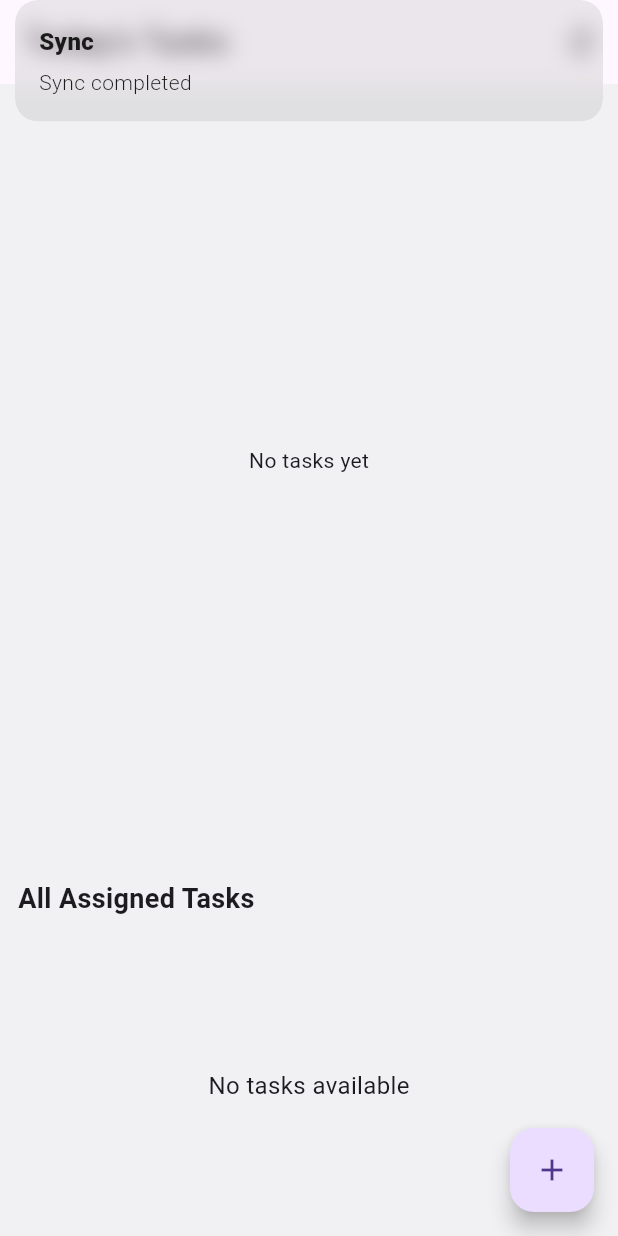
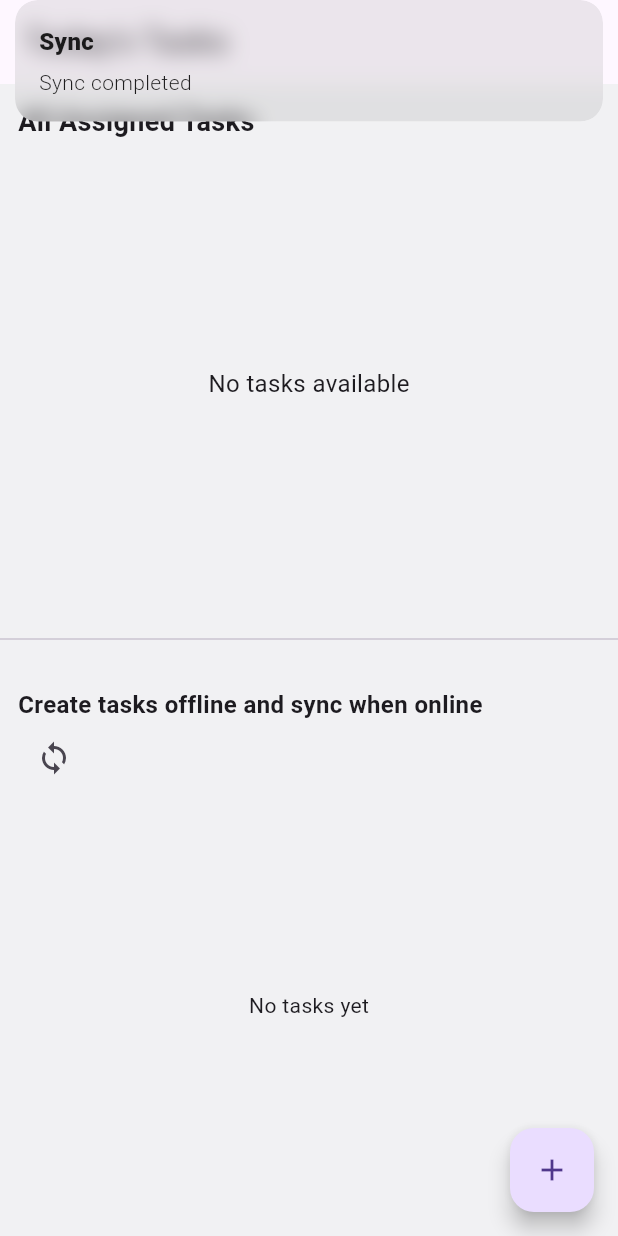
Before and after one commit to FoyzulHoque/field_task_app, a Flutter app: the screen it shows after launch, after a tap on the "sync" icon, on a phone screen of 412 x 824 dp. Run offline on Flutter 3.47's test engine with Material 3 defaults, Android fonts, the phone set to English and light mode, and no system bars; our stand-ins replace cloud_firestore, connectivity_plus, firebase_core, flutter_easyloading, flutter_screenutil, flutter_spinkit and 6 more; accounts and stored records are empty.

Commit message:
code organised , assigned task working with offline and ui chnages

```diff
--- a/lib/core/services/firebase/firebase_services.dart
+++ /dev/null
@@ -1,21 +0,0 @@
-import 'package:cloud_firestore/cloud_firestore.dart';
-import 'package:field_task_app/core/services/hive/model/task_model.dart';
-
-class FirebaseService {
-  final _fire = FirebaseFirestore.instance;
-
-  // Modify path per your auth structure
-  CollectionReference taskCollection(String agentId) =>
-      _fire.collection('agents').doc(agentId).collection('tasks');
-
-  Future<void> uploadTask(String agentId, TaskModel t) async {
-    await taskCollection(agentId).doc(t.id).set(t.toMap());
-  }
-
-  Future<List<TaskModel>> fetchTasks(String agentId) async {
-    final snap = await taskCollection(agentId).get();
-    return snap.docs
-        .map((d) => TaskModel.fromMap(d.data() as Map<String, dynamic>))
-        .toList();
-  }
-}
--- a/lib/core/services/hive/controller/hive_controller.dart
+++ /dev/null
@@ -1,30 +0,0 @@
-import 'package:field_task_app/core/services/hive/model/task_model.dart';
-import 'package:hive/hive.dart';
-import 'package:get/get.dart';
-
-class HiveService extends GetxService {
-  late Box<TaskModel> _tasksBox;
-
-  static HiveService get to => Get.find();
-
-  Future<HiveService> init() async {
-    _tasksBox = Hive.box<TaskModel>('tasks_box');
-    return this;
-  }
-
-  List<TaskModel> getAllTasks() {
-    return _tasksBox.values.toList();
-  }
-
-  Future<void> saveTask(TaskModel t) async {
-    await _tasksBox.put(t.id, t);
-  }
-
-  TaskModel? getTask(String id) {
-    return _tasksBox.get(id);
-  }
-
-  Future<void> deleteTask(String id) async {
-    await _tasksBox.delete(id);
-  }
-}
--- a/lib/core/services/hive/hive_adapters.dart
+++ /dev/null
@@ -1,12 +0,0 @@
-import 'package:field_task_app/core/services/hive/manual_task_adapter.dart';
-import 'package:hive/hive.dart';
-
-Future<void> registerHiveAdapters() async {
-  if (!Hive.isAdapterRegistered(0)) {
-    Hive.registerAdapter(TaskModelAdapter());
-  }
-}
-
-class HiveBoxes {
-  static const String tasks = 'tasks_box';
-}
--- a/lib/core/services/hive/hive_services.dart
+++ b/lib/core/services/hive/hive_services.dart
@@ -1,31 +1,26 @@
 import 'package:field_task_app/core/services/hive/model/task_model.dart';
+import 'package:get/get.dart';
 import 'package:hive/hive.dart';
 
-import 'package:get/get.dart';
-
 class HiveService extends GetxService {
-  late Box<TaskModel> _tasksBox;
-
   static HiveService get to => Get.find();
 
+  late Box<TaskModel> _taskBox;
+
+  // Return this instance after initialization
   Future<HiveService> init() async {
-    _tasksBox = Hive.box<TaskModel>('tasks_box');
+    _taskBox = await Hive.openBox<TaskModel>('tasks');
     return this;
   }
 
-  List<TaskModel> getAllTasks() {
-    return _tasksBox.values.toList();
+  List<TaskModel> getAllTasks() => _taskBox.values.toList();
+
+  Future<TaskModel> saveTask(TaskModel t) async {
+    await _taskBox.put(t.id, t);
+    return t;
   }
 
-  Future<void> saveTask(TaskModel t) async {
-    await _tasksBox.put(t.id, t);
-  }
-
-  TaskModel? getTask(String id) {
-    return _tasksBox.get(id);
-  }
-
-  Future<void> deleteTask(String id) async {
-    await _tasksBox.delete(id);
+  List<TaskModel> getPendingSync() {
+    return _taskBox.values.where((e) => !e.isSynced).toList();
   }
 }
--- a/lib/core/services/hive/model/assigned_task_model_hive.dart
+++ b/lib/core/services/hive/model/assigned_task_model_hive.dart
@@ -1,4 +1,5 @@
 import 'package:hive/hive.dart';
+part 'assigned_task_model_hive.g.dart';
 
 @HiveType(typeId: 1)
 class AssignedTaskHiveModel extends HiveObject {
--- a/lib/core/services/hive/model/task_model.dart
+++ b/lib/core/services/hive/model/task_model.dart
@@ -1,4 +1,6 @@
 import 'package:hive/hive.dart';
+
+part 'task_model.g.dart';
 
 @HiveType(typeId: 0)
 class TaskModel extends HiveObject {
@@ -6,62 +8,57 @@ class TaskModel extends HiveObject {
   String id;
 
   @HiveField(1)
+  String agentId;
+
+  @HiveField(2)
+  String agentName;
+
+  @HiveField(3)
   String title;
 
-  @HiveField(2)
+  @HiveField(4)
   String description;
 
-  @HiveField(3)
+  @HiveField(5)
   double lat;
 
-  @HiveField(4)
+  @HiveField(6)
   double lng;
 
-  @HiveField(5)
+  @HiveField(7)
   DateTime deadline;
 
-  @HiveField(6)
+  @HiveField(8)
   String status; // pending, in_progress, completed
 
-  @HiveField(7)
+  @HiveField(9)
   bool isSynced;
 
   TaskModel({
     required this.id,
+    required this.agentId,
+    required this.agentName,
     required this.title,
     required this.description,
     required this.lat,
     required this.lng,
     required this.deadline,
     this.status = 'pending',
-    this.isSynced = true,
+    this.isSynced = false,
   });
 
-  Map<String, dynamic> toMap() {
+  Map<String, dynamic> toFirebaseMap() {
     return {
       'id': id,
+      'agentId': agentId,
+      'agentName': agentName,
       'title': title,
       'description': description,
       'lat': lat,
       'lng': lng,
       'deadline': deadline.toIso8601String(),
       'status': status,
-      'isSynced': isSynced,
+      'isSynced': true,
     };
   }
-
-  factory TaskModel.fromMap(Map<String, dynamic> map) {
-    return TaskModel(
-      id: map['id'] ?? '',
-      title: map['title'] ?? '',
-      description: map['description'] ?? '',
-      lat: (map['lat'] ?? 0.0).toDouble(),
-      lng: (map['lng'] ?? 0.0).toDouble(),
-      deadline: DateTime.parse(
-        map['deadline'] ?? DateTime.now().toIso8601String(),
-      ),
-      status: map['status'] ?? 'pending',
-      isSynced: map['isSynced'] ?? true,
-    );
-  }
 }
--- a/lib/core/services/sync/sync_services.dart
+++ b/lib/core/services/sync/sync_services.dart
@@ -1,65 +1,112 @@
-import 'package:field_task_app/core/services/firebase/firebase_services.dart';
-import 'package:field_task_app/core/services/hive/controller/hive_controller.dart';
-import 'package:field_task_app/core/services/hive/model/task_model.dart';
+import 'package:cloud_firestore/cloud_firestore.dart';
+import 'package:field_task_app/core/services/hive/hive_services.dart';
+import 'package:flutter/foundation.dart';
 import 'package:get/get.dart';
+import '../hive/model/task_model.dart';
 import 'package:connectivity_plus/connectivity_plus.dart';
-import 'package:uuid/uuid.dart';
 
 class SyncService extends GetxService {
   static SyncService get to => Get.find();
 
-  final _connectivity = Connectivity();
-  final _firebase = FirebaseService();
-  final _uuid = const Uuid();
+  final FirebaseFirestore _fire = FirebaseFirestore.instance;
 
-  Future<SyncService> init() async {
-    // HiveService is already initialized in main.dart
-    // watch connectivity
-    _connectivity.onConnectivityChanged.listen((c) {
-      if (c != ConnectivityResult.none) {
-        trySyncAll();
-      }
-    });
-    return this;
+  // Tracks if we're already listening to connectivity changes
+  bool _listening = false;
+
+  @override
+  void onInit() {
+    super.onInit();
+    _setupConnectivityListener();
   }
 
-  Future<void> trySyncAll() async {
-    // In a real app, use authenticated agentId; here use placeholder 'agent_1'
-    const agentId = 'agent_1';
-    final local = HiveService.to.getAllTasks();
-
-    for (var t in local.where((e) => !e.isSynced)) {
-      await _firebase.uploadTask(agentId, t);
-      t.isSynced = true;
-      await HiveService.to.saveTask(t);
-    }
-
-    // Pull remote tasks and merge (remote wins)
-    final remote = await _firebase.fetchTasks(agentId);
-    for (var r in remote) {
-      await HiveService.to.saveTask(r);
-    }
-  }
-
-  // helper to create local task with id
-  TaskModel createLocalTask({
+  /// Creates a local task and triggers sync if online
+  Future<TaskModel> createLocalTask({
     required String title,
     required String description,
     required double lat,
     required double lng,
     required DateTime deadline,
-  }) {
-    final id = _uuid.v4();
-    final t = TaskModel(
+    required String agentId,
+    required String agentName,
+  }) async {
+    final id = DateTime.now().millisecondsSinceEpoch.toString();
+
+    final task = TaskModel(
       id: id,
+      agentId: agentId,
+      agentName: agentName,
       title: title,
       description: description,
       lat: lat,
       lng: lng,
       deadline: deadline,
+      status: "pending",
       isSynced: false,
     );
-    HiveService.to.saveTask(t);
-    return t;
+
+    // Save locally first
+    await HiveService.to.saveTask(task);
+
+    // Attempt to sync pending tasks
+    await syncPendingTasks();
+
+    return task;
+  }
+
+  /// Sync all pending tasks if online
+  Future<void> syncPendingTasks() async {
+    final connectivity = await Connectivity().checkConnectivity();
+    if (connectivity == ConnectivityResult.none) {
+      if (kDebugMode) {
+        print("No internet. Skipping sync.");
+      }
+      return;
+    }
+
+    final pending = HiveService.to.getPendingSync();
+    for (var t in pending) {
+      await _syncTaskToFirebase(t);
+    }
+  }
+
+  /// Internal helper to sync a single task to agents collection
+  Future<void> _syncTaskToFirebase(TaskModel task) async {
+    try {
+      await _fire.collection('agents').doc(task.id).set({
+        'agentId': task.agentId,
+        'agentName': task.agentName,
+        'title': task.title,
+        'description': task.description,
+        'lat': task.lat,
+        'lng': task.lng,
+        'deadline': task.deadline.toIso8601String(),
+        'status': task.status,
+      });
+
+      task.isSynced = true;
+      await HiveService.to.saveTask(task);
+      if (kDebugMode) {
+        print("Task ${task.id} synced successfully.");
+      }
+    } catch (e) {
+      if (kDebugMode) {
+        print("Error syncing task ${task.id}: $e");
+      }
+    }
+  }
+
+  /// Listen to connectivity changes and auto-sync pending tasks when back online
+  void _setupConnectivityListener() {
+    if (_listening) return;
+    _listening = true;
+
+    Connectivity().onConnectivityChanged.listen((result) {
+      if (result != ConnectivityResult.none) {
+        if (kDebugMode) {
+          print("Internet back. Syncing pending tasks...");
+        }
+        syncPendingTasks();
+      }
+    });
   }
 }
--- a/lib/feature/assigned_task/controller/assigned_task_controller.dart
+++ b/lib/feature/assigned_task/controller/assigned_task_controller.dart
@@ -5,7 +5,7 @@ import 'package:field_task_app/feature/assigned_task/model/assigned_task_model.d
 import 'package:get/get.dart';
 import 'package:hive/hive.dart';
 import 'package:internet_connection_checker/internet_connection_checker.dart';
-
+//basic call
 // class AssignedTaskController extends GetxController {
 //   final FirebaseAssignedTaskService assignedtaskService =
 //       FirebaseAssignedTaskService();
@@ -29,7 +29,125 @@ import 'package:internet_connection_checker/internet_connection_checker.dart';
 //     await assignedtaskService.updateTaskStatus(task.id, "completed");
 //   }
 // }
+// enhanced code with offline capability
+// class AssignedTaskController extends GetxController {
+//   final FirebaseAssignedTaskService firebaseService =
+//       FirebaseAssignedTaskService();
 
+//   RxList<AssignedTaskModel> assignedTasks = <AssignedTaskModel>[].obs;
+
+//   late Box<AssignedTaskHiveModel> taskBox;
+
+//   // store IDs of tasks completed offline
+//   List<String> pendingCompletedTasks = [];
+
+//   @override
+//   void onInit() {
+//     super.onInit();
+
+//     taskBox = Hive.box<AssignedTaskHiveModel>('assigned_tasks');
+
+//     _loadCachedTasks();
+//     _syncFirebaseTasks();
+//     _listenConnectionChanges();
+//   }
+
+//   /// Load cached tasks from Hive
+//   void _loadCachedTasks() {
+//     final cached = taskBox.values.map((e) {
+//       return AssignedTaskModel(
+//         id: e.id,
+//         title: e.title,
+//         description: e.description,
+//         assignedAgent: e.assignedAgent,
+//         latitude: e.latitude,
+//         longitude: e.longitude,
+//         deadline: e.deadline,
+//         status: e.status,
+//       );
+//     }).toList();
+
+//     assignedTasks.assignAll(cached);
+//   }
+
+//   /// Sync tasks from Firebase if online
+//   void _syncFirebaseTasks() async {
+//     bool online = await hasInternet();
+//     if (!online) return;
+
+//     firebaseService.streamAllTasks().listen((firebaseList) {
+//       assignedTasks.assignAll(firebaseList);
+//       _cacheToHive(firebaseList);
+//     });
+//   }
+
+//   /// Save task list to Hive
+//   void _cacheToHive(List<AssignedTaskModel> list) {
+//     taskBox.clear();
+
+//     for (var task in list) {
+//       taskBox.put(
+//         task.id,
+//         AssignedTaskHiveModel(
+//           id: task.id,
+//           title: task.title,
+//           description: task.description,
+//           assignedAgent: task.assignedAgent,
+//           latitude: task.latitude,
+//           longitude: task.longitude,
+//           deadline: task.deadline,
+//           status: task.status,
+//         ),
+//       );
+//     }
+//   }
+
+//   /// Complete task
+//   Future<void> completeTask(AssignedTaskModel task) async {
+//     bool online = await hasInternet();
+
+//     // Update locally first
+//     var hiveTask = taskBox.get(task.id);
+//     if (hiveTask != null) {
+//       hiveTask.status = "completed";
+//       await hiveTask.save();
+//     }
+
+//     assignedTasks.firstWhere((t) => t.id == task.id).status = "completed";
+//     assignedTasks.refresh();
+
+//     if (online) {
+//       await firebaseService.updateTaskStatus(task.id, "completed");
+//     } else {
+//       pendingCompletedTasks.add(task.id);
+//     }
+//   }
+
+//   /// Sync pending completions when online
+//   void _syncPendingCompletions() async {
+//     if (pendingCompletedTasks.isEmpty) return;
+
+//     for (String id in pendingCompletedTasks) {
+//       await firebaseService.updateTaskStatus(id, "completed");
+//     }
+//     pendingCompletedTasks.clear();
+//   }
+
+//   /// Listen to connection changes
+//   void _listenConnectionChanges() {
+//     Connectivity().onConnectivityChanged.listen((status) async {
+//       if (status != ConnectivityResult.none) {
+//         _syncFirebaseTasks();
+//         _syncPendingCompletions();
+//       }
+//     });
+//   }
+
+//   /// Check internet
+//   Future<bool> hasInternet() async {
+//     return await InternetConnectionChecker().hasConnection;
+//   }
+// }
 class AssignedTaskController extends GetxController {
   final FirebaseAssignedTaskService firebaseService =
       FirebaseAssignedTaskService();
@@ -38,7 +156,6 @@ class AssignedTaskController extends GetxController {
 
   late Box<AssignedTaskHiveModel> taskBox;
 
-  // store IDs of tasks completed offline
   List<String> pendingCompletedTasks = [];
 
   @override
@@ -47,8 +164,8 @@ class AssignedTaskController extends GetxController {
 
     taskBox = Hive.box<AssignedTaskHiveModel>('assigned_tasks');
 
-    _loadCachedTasks();
-    _syncFirebaseTasks();
+    _loadCachedTasks(); // load offline
+    _syncFirebaseTasks(); // load online if available
     _listenConnectionChanges();
   }
 
@@ -70,7 +187,7 @@ class AssignedTaskController extends GetxController {
     assignedTasks.assignAll(cached);
   }
 
-  /// Sync tasks from Firebase if online
+  /// Fetch tasks from Firebase
   void _syncFirebaseTasks() async {
     bool online = await hasInternet();
     if (!online) return;
@@ -81,7 +198,6 @@ class AssignedTaskController extends GetxController {
     });
   }
 
-  /// Save task list to Hive
   void _cacheToHive(List<AssignedTaskModel> list) {
     taskBox.clear();
 
@@ -102,11 +218,9 @@ class AssignedTaskController extends GetxController {
     }
   }
 
-  /// Complete task
   Future<void> completeTask(AssignedTaskModel task) async {
     bool online = await hasInternet();
 
-    // Update locally first
     var hiveTask = taskBox.get(task.id);
     if (hiveTask != null) {
       hiveTask.status = "completed";
@@ -123,7 +237,6 @@ class AssignedTaskController extends GetxController {
     }
   }
 
-  /// Sync pending completions when online
   void _syncPendingCompletions() async {
     if (pendingCompletedTasks.isEmpty) return;
 
@@ -133,7 +246,6 @@ class AssignedTaskController extends GetxController {
     pendingCompletedTasks.clear();
   }
 
-  /// Listen to connection changes
   void _listenConnectionChanges() {
     Connectivity().onConnectivityChanged.listen((status) async {
       if (status != ConnectivityResult.none) {
@@ -143,7 +255,6 @@ class AssignedTaskController extends GetxController {
     });
   }
 
-  /// Check internet
   Future<bool> hasInternet() async {
     return await InternetConnectionChecker().hasConnection;
   }
--- a/lib/feature/assigned_task/view/assigned_task_view.dart
+++ b/lib/feature/assigned_task/view/assigned_task_view.dart
@@ -1,11 +1,13 @@
 import 'package:field_task_app/feature/assigned_task/controller/assigned_task_controller.dart';
-import 'package:field_task_app/feature/assigned_task/model/assigned_task_model.dart';
+
 import 'package:field_task_app/feature/complete_task/view/complete_task_view.dart';
 import 'package:flutter/material.dart';
 import 'package:get/get.dart';
 
 class AssignedTaskView extends StatelessWidget {
   final AssignedTaskController controller = Get.put(AssignedTaskController());
+
+  AssignedTaskView({super.key});
 
   @override
   Widget build(BuildContext context) {
--- a/lib/feature/complete_task/view/complete_task_view.dart
+++ b/lib/feature/complete_task/view/complete_task_view.dart
@@ -141,7 +141,7 @@ import 'package:geolocator/geolocator.dart';
 class CompleteTaskView extends StatefulWidget {
   final AssignedTaskModel task;
 
-  const CompleteTaskView({required this.task});
+  const CompleteTaskView({super.key, required this.task});
 
   @override
   State<CompleteTaskView> createState() => _TaskDetailsScreenState();
--- /dev/null
+++ b/lib/feature/home/view/home_view.dart
@@ -0,0 +1,35 @@
+import 'package:field_task_app/feature/assigned_task/view/assigned_task_view.dart';
+import 'package:field_task_app/feature/task/view/task_create_view.dart';
+import 'package:field_task_app/feature/task/view/task_list_view.dart';
+import 'package:flutter/material.dart';
+
+import 'package:get/get.dart';
+
+class HomeView extends StatefulWidget {
+  const HomeView({super.key});
+
+  @override
+  State<HomeView> createState() => _HomeViewState();
+}
+
+class _HomeViewState extends State<HomeView> {
+  @override
+  Widget build(BuildContext context) {
+    return Scaffold(
+      appBar: AppBar(title: const Text("Today's Tasks")),
+      body: Column(
+        children: [
+          SizedBox(height: 350, child: AssignedTaskView()),
+          SizedBox(height: 12),
+          Divider(thickness: 1),
+          SizedBox(height: 12),
+          Expanded(child: TaskListView()), // wrap with Expanded
+        ],
+      ),
+      floatingActionButton: FloatingActionButton(
+        child: const Icon(Icons.add),
+        onPressed: () => Get.to(() => const TaskCreatePage()),
+      ),
+    );
+  }
+}
--- a/lib/feature/splash/controller/spalsh_controller.dart
+++ b/lib/feature/splash/controller/spalsh_controller.dart
@@ -1,11 +1,12 @@
-import 'package:field_task_app/feature/task/view/task_list_view.dart';
+import 'package:field_task_app/feature/home/view/home_view.dart';
+
 import 'package:get/get.dart';
 
 class SpalshController extends GetxController {
   void checkIsLogin() async {
     // Introduce a slight delay to ensure data is ready
     await Future.delayed(const Duration(seconds: 3));
-    Get.offAll(() => TaskListPage());
+    Get.offAll(() => HomeView());
   }
 
   @override
--- a/lib/feature/task/view/task_list_view.dart
+++ b/lib/feature/task/view/task_list_view.dart
@@ -1,37 +1,42 @@
 import 'package:field_task_app/core/services/hive/model/task_model.dart';
-import 'package:field_task_app/core/services/sync/sync_services.dart';
-import 'package:field_task_app/feature/assigned_task/view/assigned_task_view.dart';
 import 'package:field_task_app/feature/task/controller/task_controller.dart';
-import 'package:field_task_app/feature/task/view/task_create_view.dart';
+
 import 'package:field_task_app/feature/task/view/task_details_view.dart';
 import 'package:flutter/material.dart';
 import 'package:get/get.dart';
 
-class TaskListPage extends StatelessWidget {
-  const TaskListPage({Key? key}) : super(key: key);
+class TaskListView extends StatelessWidget {
+  const TaskListView({super.key});
 
   @override
   Widget build(BuildContext context) {
     final TaskController c = Get.put(TaskController());
 
-    return Scaffold(
-      appBar: AppBar(
-        title: const Text("Today's Tasks"),
-        actions: [
+    return Container(
+      width: double.infinity,
+      padding: const EdgeInsets.all(12),
+      child: Column(
+        crossAxisAlignment: CrossAxisAlignment.start,
+        children: [
+          const Text(
+            "Create tasks offline and sync when online",
+            style: TextStyle(fontSize: 16, fontWeight: FontWeight.w600),
+          ),
+
+          // Sync Button
           IconButton(
             icon: const Icon(Icons.sync),
-            onPressed: () async {
+            onPressed: () {
               c.loadLocalTasks();
               Get.snackbar('Sync', 'Sync completed');
             },
           ),
-        ],
-      ),
-      body: Column(
-        children: [
+
+          // Task List
           Expanded(
             child: Obx(() {
               final list = c.tasks;
+
               if (list.isEmpty) {
                 return const Center(child: Text('No tasks yet'));
               }
@@ -44,7 +49,26 @@ class TaskListPage extends StatelessWidget {
 
                   return ListTile(
                     title: Text(t.title),
-                    subtitle: Text('${t.description}\nDue: ${t.deadline}'),
+                    subtitle: Column(
+                      crossAxisAlignment: CrossAxisAlignment.start,
+                      children: [
+                        Text('${t.description}\nDue: ${t.deadline.toString()}'),
+                        const SizedBox(height: 4),
+                        Row(
+                          children: [
+                            const Icon(Icons.sync, size: 16),
+                            const SizedBox(width: 4),
+                            Text(
+                              c.getSyncStatus(t),
+                              style: TextStyle(
+                                color: c.getSyncStatusColor(t),
+                                fontWeight: FontWeight.bold,
+                              ),
+                            ),
+                          ],
+                        ),
+                      ],
+                    ),
                     isThreeLine: true,
                     trailing: _statusIcon(t.status),
                     onTap: () => Get.to(() => TaskDetailsPage(taskId: t.id)),
@@ -53,16 +77,7 @@ class TaskListPage extends StatelessWidget {
               );
             }),
           ),
-
-          const SizedBox(height: 16),
-
-          // Assigned Task Section (without Scaffold)
-          SizedBox(height: 250, child: AssignedTaskView()),
         ],
-      ),
-      floatingActionButton: FloatingActionButton(
-        child: const Icon(Icons.add),
-        onPressed: () => Get.to(() => const TaskCreatePage()),
       ),
     );
   }
--- a/lib/main.dart
+++ b/lib/main.dart
@@ -1,9 +1,8 @@
-import 'package:field_task_app/core/services/hive/controller/hive_controller.dart';
-import 'package:field_task_app/core/services/hive/hive_adapters.dart';
+import 'package:field_task_app/core/services/hive/hive_services.dart';
 import 'package:field_task_app/core/services/hive/model/assigned_task_model_hive.dart';
-import 'package:field_task_app/core/services/hive/model/task_model.dart';
 import 'package:field_task_app/core/services/sync/sync_services.dart';
-import 'package:field_task_app/feature/splash/view/splash_view.dart';
+
+import 'package:field_task_app/feature/task/controller/task_controller.dart';
 import 'package:field_task_app/firebase_options.dart';
 import 'package:field_task_app/route/app_routes.dart';
 import 'package:flutter/material.dart';
@@ -16,35 +15,23 @@ import 'package:firebase_core/firebase_core.dart';
 Future<void> main() async {
   WidgetsFlutterBinding.ensureInitialized();
 
-  // Configure EasyLoading settings
-  configEasyLoading();
+  await Firebase.initializeApp(options: DefaultFirebaseOptions.currentPlatform);
+  await Hive.initFlutter();
 
-  await Firebase.initializeApp();
-  await Hive.initFlutter();
-  await registerHiveAdapters();
-  await Hive.openBox<TaskModel>(HiveBoxes.tasks);
+  if (!Hive.isAdapterRegistered(1)) {
+    Hive.registerAdapter(AssignedTaskHiveModelAdapter());
+  }
   await Hive.openBox<AssignedTaskHiveModel>('assigned_tasks');
 
-  // Initialize Hive Service
-  await Get.putAsync(() => HiveService().init());
+  final hiveService = await HiveService().init();
+  Get.put(hiveService);
+  // Initialize HiveService and SyncService properly
+  //await Get.putAsync(() => HiveService().init());
+  // Get.put(HiveService());
+  Get.put(SyncService());
+  Get.put(TaskController());
 
-  // // Kick off sync service
-  await Get.putAsync(() => SyncService().init());
-
-  // Initialize Firebase (ensure Firebase is initialized before runApp())
-  await Firebase.initializeApp(options: DefaultFirebaseOptions.currentPlatform);
-  runApp(MyApp());
-}
-
-void configEasyLoading() {
-  EasyLoading.instance
-    ..loadingStyle = EasyLoadingStyle.custom
-    ..backgroundColor = Colors.grey
-    ..textColor = Colors.white
-    ..indicatorColor = Colors.white
-    ..maskColor = Colors.green
-    ..userInteractions = false
-    ..dismissOnTap = false;
+  runApp(const MyApp());
 }
 
 class MyApp extends StatelessWidget {
--- a/pubspec.yaml
+++ b/pubspec.yaml
@@ -21,7 +21,7 @@ dependencies:
   cloud_firestore: ^4.6.0
   firebase_auth: ^4.3.0
   firebase_storage: ^11.0.0
-  google_maps_flutter: ^2.3.0
+  google_maps_flutter: ^2.14.0
   geolocator: ^14.0.2
   connectivity_plus: ^7.0.0
   uuid: ^4.5.2
```
Also changed, not shown: lib/core/services/hive/manual_task_adapter.dart (deleted, +0 -41 lines), lib/feature/task/controller/task_controller.dart (+93 -11 lines), lib/feature/task/view/task_create_view.dart (+32 -8 lines), lib/feature/task/view/task_details_view.dart (+5 -3 lines), lib/core/services/hive/model/assigned_task_model_hive.g.dart (added), lib/core/services/hive/model/task_model.g.dart (added).
